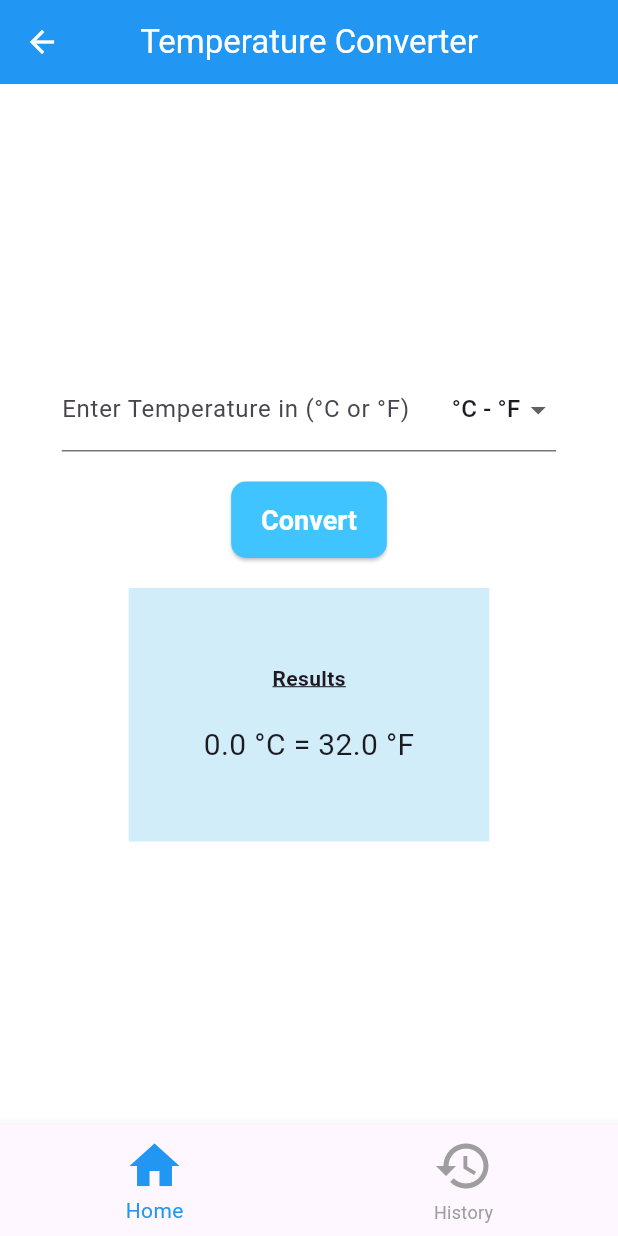
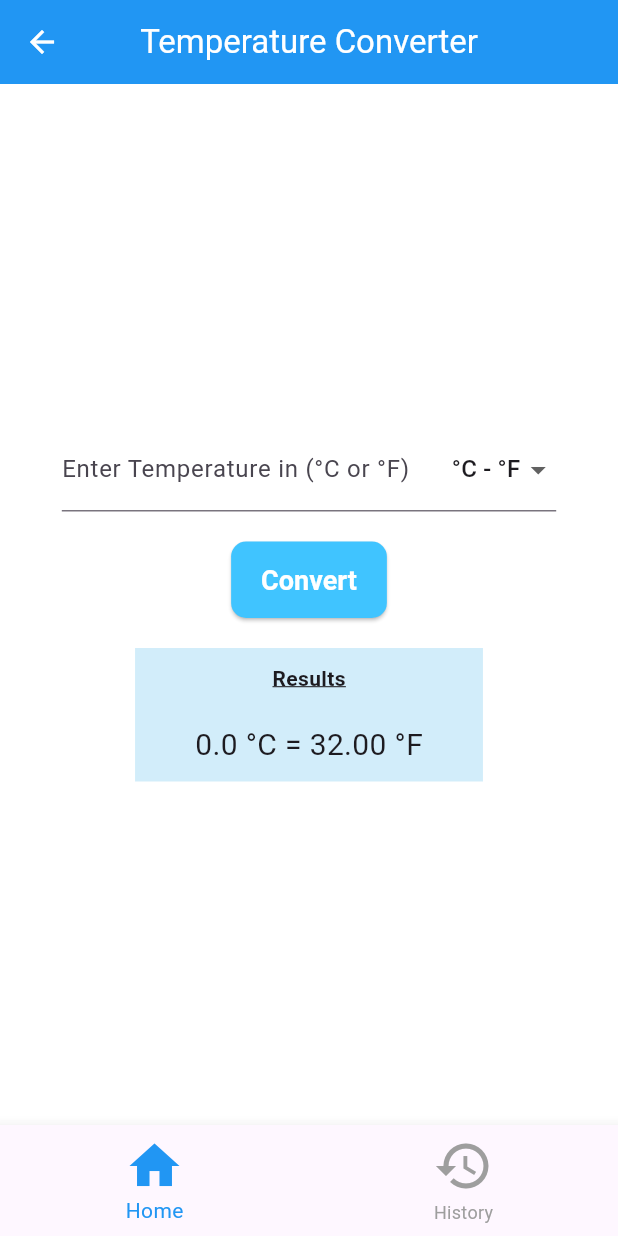
Before and after one commit to Ruthuwamahoro/Temperature-Conversion-Flutter-App, a Flutter app: the screen it shows after launch, after a tap on "Convert", on a phone screen of 412 x 824 dp. Run offline on Flutter 3.47's test engine with Material 3 defaults, Android fonts, the phone set to English and light mode, and no system bars; our stand-ins replace shared_preferences.

Commit message:
modifying conversion history

```diff
--- a/lib/main.dart
+++ b/lib/main.dart
@@ -3,22 +3,22 @@ import 'package:shared_preferences/shared_preferences.dart';
 
 void main() {
   runApp(MaterialApp(
-    home: NinjaCard(),
+    home: TemperatureConversion(),
   ));
 }
 
-class NinjaCard extends StatefulWidget {
-  const NinjaCard({super.key});
+class TemperatureConversion extends StatefulWidget {
+  const TemperatureConversion({super.key});
 
   @override
-  State<NinjaCard> createState() => _NinjaCardState();
+  State<TemperatureConversion> createState() => _TemperatureConversionState();
 }
 
-class _NinjaCardState extends State<NinjaCard> {
-  String _selectedUnit = '°C - °F';
+class _TemperatureConversionState extends State<TemperatureConversion> {
+  String _unitType = '°C - °F';
   final List<String> _units = ['°C - °F', '°F - °C'];
   final TextEditingController _controller = TextEditingController();
-  String _convertedValue = '';
+  String _resultValue = '';
   List<String> _history = [];
 
   @override
@@ -43,18 +43,18 @@ class _NinjaCardState extends State<NinjaCard> {
     double input = double.tryParse(_controller.text) ?? 0.0;
     double result;
 
-    if (_selectedUnit == '°C - °F') {
+    if (_unitType == '°C - °F') {
       result = input * 9 / 5 + 32;
       setState(() {
-        _convertedValue = '$input °C = ${result.toStringAsFixed(1)} °F';
-        _history.insert(0, _convertedValue);
+        _resultValue = '$input °C = ${result.toStringAsFixed(2)} °F';
+        _history.insert(0, _resultValue);
         _saveHistory();
       });
-    } else if (_selectedUnit == '°F - °C') {
+    } else if (_unitType == '°F - °C') {
       result = (input - 32) * 5 / 9;
       setState(() {
-        _convertedValue = '$input °F = ${result.toStringAsFixed(1)} °C';
-        _history.insert(0, _convertedValue);
+        _resultValue = '$input °F = ${result.toStringAsFixed(2)} °C';
+        _history.insert(0, _resultValue);
         _saveHistory();
       });
     }
@@ -95,6 +95,8 @@ class _NinjaCardState extends State<NinjaCard> {
       ),
       body: LayoutBuilder(
         builder: (BuildContext context, BoxConstraints constraints) {
+          return OrientationBuilder(
+            builder: (context, orientation) {
               return Container(
                 color: Colors.white,
                 padding: EdgeInsets.symmetric(
@@ -110,10 +112,10 @@ class _NinjaCardState extends State<NinjaCard> {
                         controller: _controller,
                         keyboardType: TextInputType.number,
                         decoration: InputDecoration(
-                      hintText: _selectedUnit == '°C - °F' ? "°C" : "°F",
+                          hintText: _unitType == '°C - °F' ? "°C" : "°F",
                           labelText: "Enter Temperature in (°C or °F)",
                           suffixIcon: DropdownButton<String>(
-                        value: _selectedUnit,
+                            value: _unitType,
                             items: _units.map((String value) {
                               return DropdownMenuItem<String>(
                                 value: value,
@@ -122,7 +124,7 @@ class _NinjaCardState extends State<NinjaCard> {
                             }).toList(),
                             onChanged: (String? value) {
                               setState(() {
-                            _selectedUnit = value!;
+                                _unitType = value!;
                               });
                             },
                             underline: Container(),
@@ -130,43 +132,113 @@ class _NinjaCardState extends State<NinjaCard> {
                         ),
                       ),
                       SizedBox(height: 20),
+                      if (orientation == Orientation.portrait) ...[
                         ElevatedButton(
                           onPressed: _convertTemperature,
                           style: ButtonStyle(
-                      backgroundColor: MaterialStateProperty.all<Color>(Colors.lightBlueAccent),
+                            backgroundColor: MaterialStateProperty.all<Color>(
+                                Colors.lightBlueAccent),
                             padding: MaterialStateProperty.all<EdgeInsets>(
                               EdgeInsets.symmetric(horizontal: 20, vertical: 15),
                             ),
                             textStyle: MaterialStateProperty.all<TextStyle>(
-                        TextStyle(fontSize: 18, fontWeight: FontWeight.bold),
+                              TextStyle(
+                                  fontSize: 18, fontWeight: FontWeight.bold),
                             ),
-                      shape: MaterialStateProperty.all<RoundedRectangleBorder>(
+                            shape: MaterialStateProperty.all<
+                                RoundedRectangleBorder>(
                               RoundedRectangleBorder(
                                 borderRadius: BorderRadius.circular(10),
                               ),
                             ),
                           ),
-                    child: Text('Convert', style: TextStyle(color: Colors.white),),
+                          child: Text(
+                            'Convert',
+                            style: TextStyle(color: Colors.white),
                           ),
-
+                        ),
                         SizedBox(height: 20),
                         Container(
                           color: Color.fromARGB(47, 12, 159, 227),
-                    padding: EdgeInsets.all(50),
+                          padding: EdgeInsets.fromLTRB(40, 10, 40, 10),
                           child: Column(
                             children: [
-                        Text('Results', style: TextStyle(fontWeight: FontWeight.bold, decoration: TextDecoration.underline),),
+                              Text(
+                                'Results',
+                                style: TextStyle(
+                                    fontWeight: FontWeight.bold,
+                                    decoration: TextDecoration.underline),
+                              ),
                               SizedBox(height: 20),
                               Text(
-                          _convertedValue,
-                          style: TextStyle(fontSize: 20,),
+                                _resultValue,
+                                style: TextStyle(
+                                  fontSize: 20,
+                                ),
                               ),
                             ],
                           ),
-                  )
+                        ),
+                      ] else ...[
+                        Row(
+                          mainAxisAlignment: MainAxisAlignment.spaceEvenly,
+                          children: [
+                            ElevatedButton(
+                              onPressed: _convertTemperature,
+                              style: ButtonStyle(
+                                backgroundColor:
+                                    MaterialStateProperty.all<Color>(
+                                        Colors.lightBlueAccent),
+                                padding: MaterialStateProperty.all<EdgeInsets>(
+                                  EdgeInsets.symmetric(
+                                      horizontal: 20, vertical: 15),
+                                ),
+                                textStyle: MaterialStateProperty.all<TextStyle>(
+                                  TextStyle(
+                                      fontSize: 18,
+                                      fontWeight: FontWeight.bold),
+                                ),
+                                shape: MaterialStateProperty.all<
+                                    RoundedRectangleBorder>(
+                                  RoundedRectangleBorder(
+                                    borderRadius: BorderRadius.circular(10),
+                                  ),
+                                ),
+                              ),
+                              child: Text(
+                                'Convert',
+                                style: TextStyle(color: Colors.white),
+                              ),
+                            ),
+                            Container(
+                              color: Color.fromARGB(47, 12, 159, 227),
+                              padding: EdgeInsets.fromLTRB(40, 10, 40, 10),
+                              child: Column(
+                                children: [
+                                  Text(
+                                    'Results',
+                                    style: TextStyle(
+                                        fontWeight: FontWeight.bold,
+                                        decoration: TextDecoration.underline),
+                                  ),
+                                  SizedBox(height: 20),
+                                  Text(
+                                    _resultValue,
+                                    style: TextStyle(
+                                      fontSize: 20,
+                                    ),
+                                  ),
                                 ],
                               ),
                             ),
+                          ],
+                        ),
+                      ]
+                    ],
+                  ),
+                ),
+              );
+            },
           );
         },
       ),
@@ -182,8 +254,7 @@ class _NinjaCardState extends State<NinjaCard> {
           unselectedItemColor: Colors.grey,
           items: [
             BottomNavigationBarItem(icon: Icon(Icons.home), label: 'Home'),
-            BottomNavigationBarItem(
-                icon: Icon(Icons.history), label: 'History'),
+            BottomNavigationBarItem(icon: Icon(Icons.history), label: 'History'),
           ],
           onTap: (index) {
             if (index == 1) {
@@ -206,7 +277,7 @@ class HistoryPage extends StatelessWidget {
     return Scaffold(
       appBar: AppBar(
         title: Text(
-          'Conversion History',
+          'Temperature Conversion History',
           style: TextStyle(color: Colors.white),
         ),
         backgroundColor: Colors.blue,
@@ -222,7 +293,7 @@ class HistoryPage extends StatelessWidget {
         ),
       ),
       body: Padding(
-        padding: EdgeInsets.fromLTRB(15.0, 20.0, 15.0, 20.0), // Left, top, right, bottom margins
+        padding: EdgeInsets.fromLTRB(15.0, 20.0, 15.0, 20.0),
         child: history.isEmpty
             ? Center(
                 child: Text(
```
Lines whose indentation alone changed are shown as unchanged.
